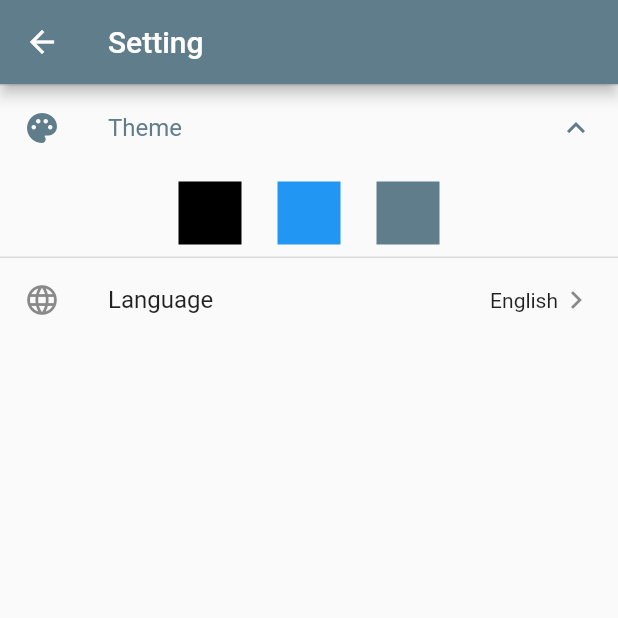
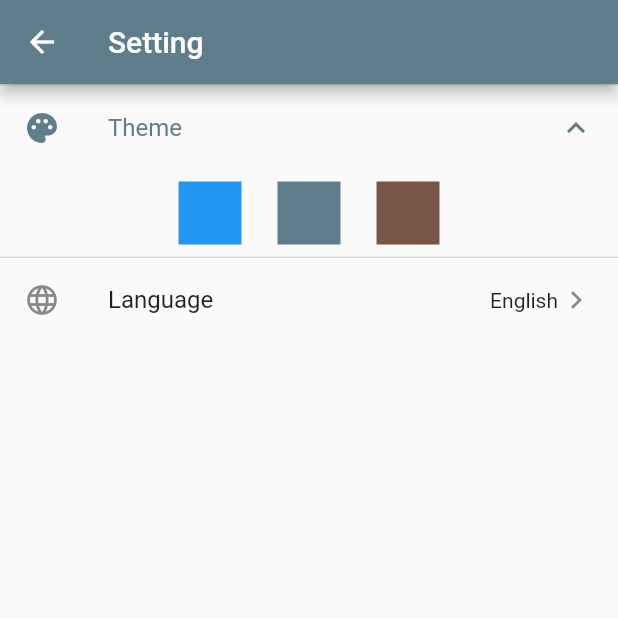
Before and after one commit to Rjiegit/gitme, a Flutter app: the SettingPage screen opened by its route, after a tap on "Theme", on a phone screen of 412 x 824 dp, the top half of it. Run offline on Flutter 3.47's test engine with Material 2 defaults, Android fonts, the phone set to English and light mode, and no system bars; our stand-ins replace badges, flutter_dotenv, flutter_progress_hud, fluttertoast, package_info, timeago; missing offline and left inert: github.

Commit message:
Add feature of changing theme

```diff
--- a/lib/components/setting/theme_option.dart
+++ b/lib/components/setting/theme_option.dart
@@ -1,12 +1,11 @@
 import "package:flutter/material.dart";
 
 class ThemeOption extends StatelessWidget {
-  const ThemeOption({
-    Key? key,
-    required this.color,
-  }) : super(key: key);
+  const ThemeOption({Key? key, required this.color, this.onPress})
+      : super(key: key);
 
   final Color color;
+  final Function()? onPress;
 
   @override
   Widget build(BuildContext context) {
@@ -21,7 +20,7 @@ class ThemeOption extends StatelessWidget {
           ),
         ),
       ),
-      onTap: () {},
+      onTap: onPress,
     );
   }
 }
--- /dev/null
+++ b/lib/constants/themes.dart
@@ -0,0 +1,31 @@
+import "package:flutter/material.dart";
+
+enum AppLightTheme {
+  Blue,
+  BlueGrey,
+  Brown,
+}
+
+final appLightThemeData = {
+  AppLightTheme.Blue: ThemeData(
+    primarySwatch: Colors.blue,
+    buttonTheme: ButtonThemeData(
+      buttonColor: Colors.blue,
+      textTheme: ButtonTextTheme.primary,
+    ),
+  ),
+  AppLightTheme.BlueGrey: ThemeData(
+    primarySwatch: Colors.blueGrey,
+    buttonTheme: ButtonThemeData(
+      buttonColor: Colors.blueGrey,
+      textTheme: ButtonTextTheme.primary,
+    ),
+  ),
+  AppLightTheme.Brown: ThemeData(
+    primarySwatch: Colors.brown,
+    buttonTheme: ButtonThemeData(
+      buttonColor: Colors.brown,
+      textTheme: ButtonTextTheme.primary,
+    ),
+  ),
+};
--- a/lib/pages/home.dart
+++ b/lib/pages/home.dart
@@ -64,9 +64,6 @@ class MainPage extends StatelessWidget {
             padding: EdgeInsets.zero,
             children: <Widget>[
               UserAccountsDrawerHeader(
-                decoration: BoxDecoration(
-                  color: Colors.blueGrey,
-                ),
                 accountName: Text(account.profile.login ?? ''),
                 accountEmail: Text(account.profile.email ?? ''),
                 currentAccountPicture: GestureDetector(
--- a/lib/pages/setting/setting.dart
+++ b/lib/pages/setting/setting.dart
@@ -1,9 +1,14 @@
 import "package:flutter/material.dart";
 import 'package:gitme/components/setting/theme_option.dart';
+import 'package:gitme/constants/themes.dart';
+import 'package:gitme/stores/setting.dart';
+import 'package:provider/provider.dart';
 
 class SettingPage extends StatelessWidget {
   @override
   Widget build(BuildContext context) {
+    var setting = Provider.of<SettingModel>(context);
+
     return Scaffold(
       appBar: AppBar(
         title: Text("Setting"),
@@ -17,9 +22,18 @@ class SettingPage extends StatelessWidget {
               Wrap(
                 spacing: 8.0,
                 children: <Widget>[
-                  ThemeOption(color: Colors.black),
-                  ThemeOption(color: Colors.blue),
-                  ThemeOption(color: Colors.blueGrey)
+                  ThemeOption(
+                    color: Colors.blue,
+                    onPress: () => setting.changeTheme(AppLightTheme.Blue),
+                  ),
+                  ThemeOption(
+                    color: Colors.blueGrey,
+                    onPress: () => setting.changeTheme(AppLightTheme.BlueGrey),
+                  ),
+                  ThemeOption(
+                    color: Colors.brown,
+                    onPress: () => setting.changeTheme(AppLightTheme.Brown),
+                  ),
                 ],
               )
             ],
--- /dev/null
+++ b/lib/stores/setting.dart
@@ -0,0 +1,14 @@
+import 'package:flutter/foundation.dart';
+import 'package:flutter/material.dart';
+import 'package:gitme/constants/themes.dart';
+
+class SettingModel extends ChangeNotifier {
+  ThemeData _themeData = appLightThemeData[AppLightTheme.BlueGrey]!;
+
+  ThemeData get theme => _themeData;
+
+  changeTheme(themeData) {
+    _themeData = appLightThemeData[themeData]!;
+    notifyListeners();
+  }
+}
```
Also changed, not shown: lib/main.dart (+6 -10 lines).
